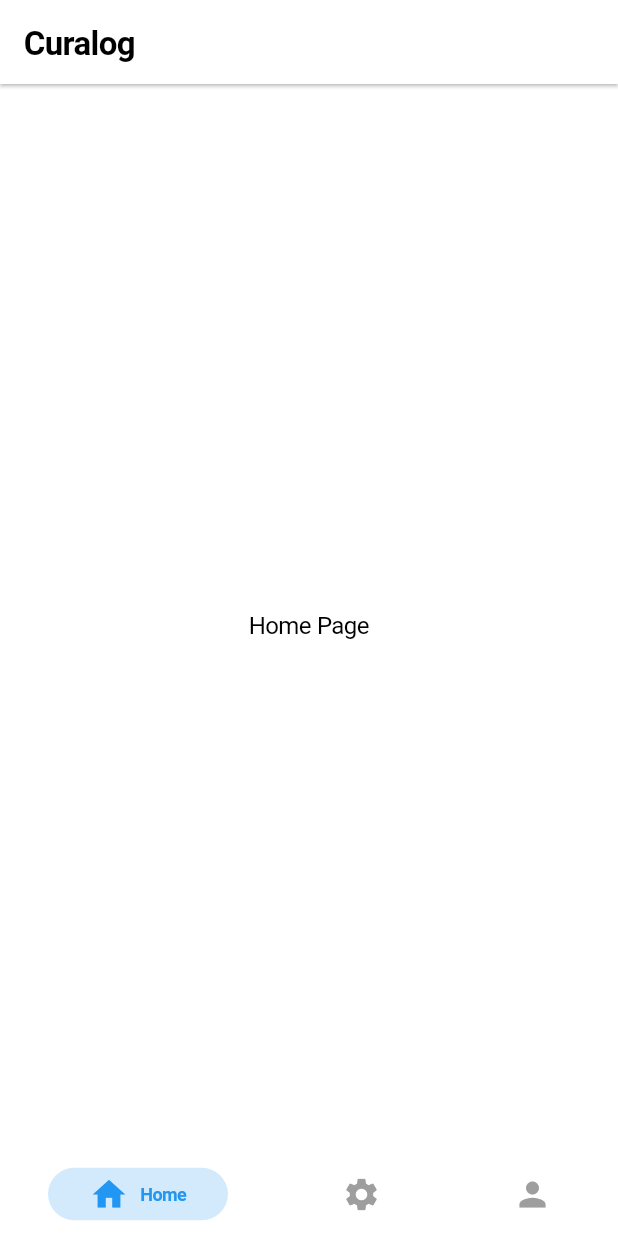
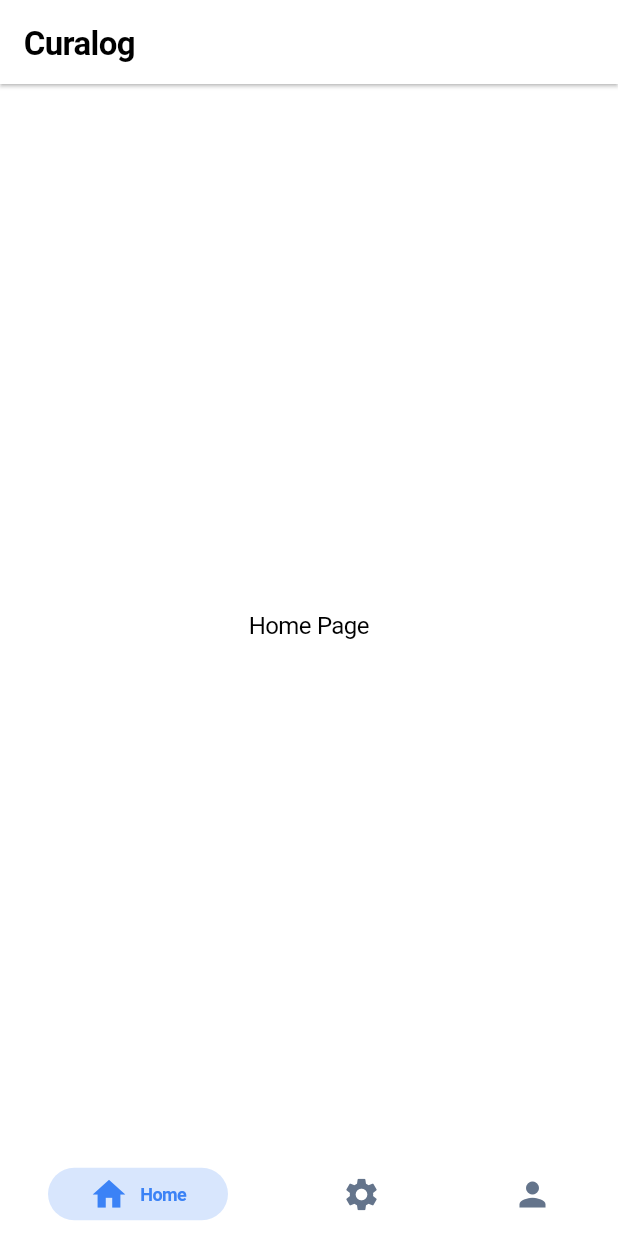
Before and after one commit to dakshvasudev/Curalog, a Flutter app: the screen it shows after launch, on a phone screen of 412 x 824 dp. Run offline on Flutter 3.47's test engine with Material 3 defaults, Android fonts, the phone set to English and light mode, and no system bars; drawn by our look-alikes of persistent_bottom_nav_bar; our stand-ins replace google_fonts.

Commit message:
Refactor BottomNavBar widget and update navigation bar style

```diff
--- a/lib/main.dart
+++ b/lib/main.dart
@@ -39,9 +39,7 @@ class _MyHomePageState extends State<MyHomePage> {
   @override
   Widget build(BuildContext context) {
     return const AdaptivePageScaffold(
-      title: Text('Curalog'),
-      body: BottomNavBar()
-    );
+        title: Text('Curalog'), body: BottomNavBar());
   }
 }
 
@@ -52,7 +50,7 @@ class BottomNavBar extends StatelessWidget {
   Widget build(BuildContext context) {
     List<Widget> buildScreens() {
       return [
-          // Replace with the actual widgets for your pages ------------------------------------------------------------------------------------------------
+        // TODO : Replace with the actual widgets for your pages
         const Center(child: Text('Home Page')),
         const Center(child: Text('Second Page')),
         const Center(child: Text('Third Page')),
@@ -68,22 +66,21 @@ class BottomNavBar extends StatelessWidget {
         PersistentBottomNavBarItem(
           icon: const Icon(Icons.home),
           title: ("Home"),
-                activeColorPrimary: Colors.blue,
-                inactiveColorPrimary: Colors.grey,
+          activeColorPrimary: colors(context).highlight.s500,
+          inactiveColorPrimary: colors(context).onSurface.s500,
         ),
         PersistentBottomNavBarItem(
           icon: const Icon(Icons.settings),
           title: ("Settings"),
-                activeColorPrimary: Colors.blue,
-                inactiveColorPrimary: Colors.grey,
+          activeColorPrimary: colors(context).highlight.s500,
+          inactiveColorPrimary: colors(context).onSurface.s500,
         ),
         PersistentBottomNavBarItem(
           icon: const Icon(Icons.person),
           title: ("Profile"),
-                activeColorPrimary: Colors.blue,
-                inactiveColorPrimary: Colors.grey,
+          activeColorPrimary: colors(context).highlight.s500,
+          inactiveColorPrimary: colors(context).onSurface.s500,
         ),
-
       ];
     }
 
@@ -99,25 +96,30 @@ class BottomNavBar extends StatelessWidget {
       confineInSafeArea: true,
       backgroundColor: Colors.white, // Default is Colors.white.
       handleAndroidBackButtonPress: true, // Default is true.
-        resizeToAvoidBottomInset: true, // This needs to be true if you want to move up the screen when keyboard appears. Default is true.
+      resizeToAvoidBottomInset:
+          true, // This needs to be true if you want to move up the screen when keyboard appears. Default is true.
       stateManagement: true, // Default is true.
-        hideNavigationBarWhenKeyboardShows: true, // Recommended to set 'resizeToAvoidBottomInset' as true while using this argument. Default is true.
+      hideNavigationBarWhenKeyboardShows:
+          true, // Recommended to set 'resizeToAvoidBottomInset' as true while using this argument. Default is true.
       decoration: NavBarDecoration(
         borderRadius: BorderRadius.circular(10.0),
         colorBehindNavBar: Colors.white,
       ),
       popAllScreensOnTapOfSelectedTab: true,
       popActionScreens: PopActionScreensType.all,
-        itemAnimationProperties: const ItemAnimationProperties( // Navigation Bar's items animation properties.
+      itemAnimationProperties: const ItemAnimationProperties(
+        // Navigation Bar's items animation properties.
         duration: Duration(milliseconds: 200),
         curve: Curves.ease,
       ),
-        screenTransitionAnimation: const ScreenTransitionAnimation( // Screen transition animation on change of selected tab.
+      screenTransitionAnimation: const ScreenTransitionAnimation(
+        // Screen transition animation on change of selected tab.
         animateTabTransition: true,
         curve: Curves.ease,
         duration: Duration(milliseconds: 200),
       ),
-        navBarStyle: NavBarStyle.style1, // Choose the nav bar style with this property. ----------------------------------------------------------------
+      navBarStyle: NavBarStyle
+          .style1, // Choose the nav bar style with this property. ----------------------------------------------------------------
       //there are many style given in the documentation https://pub.dev/packages/persistent_bottom_nav_bar change the .style1 according to your needs
       //for example style15, style16 etc.
     );
```
Lines whose indentation alone changed are shown as unchanged.
